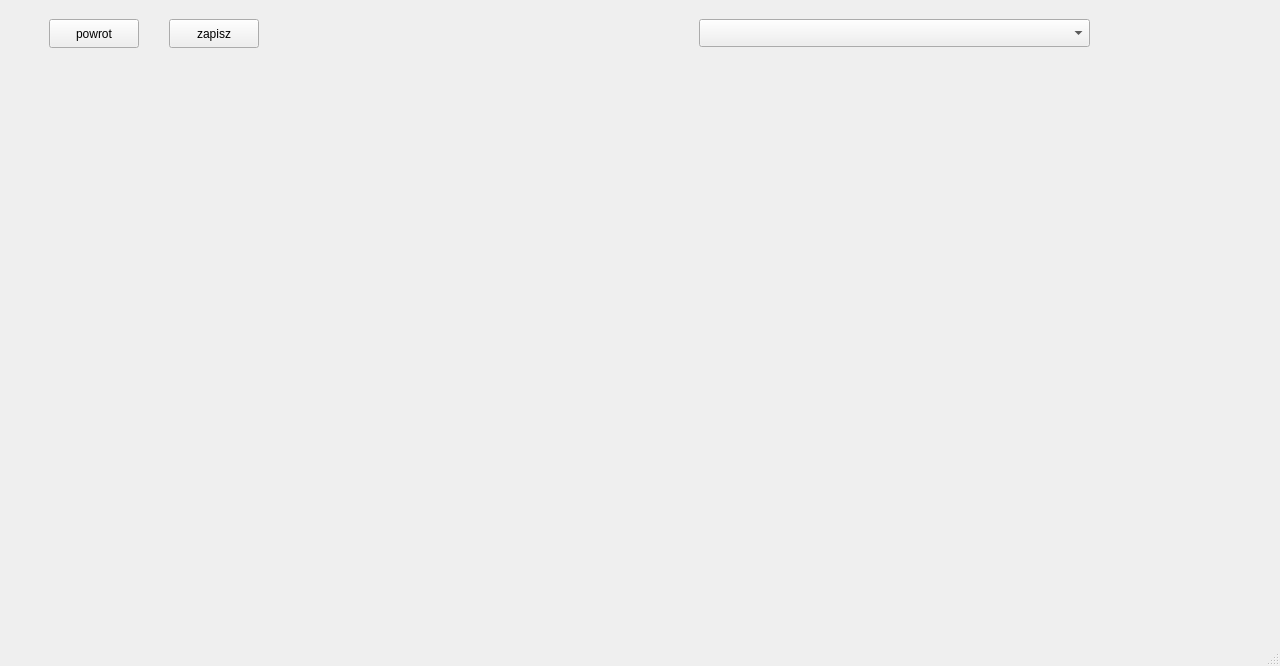
Qt form Gwint/mainwindow.ui (Aleksander-Szostek/Programowanie2_Projekt_Gwint) before a commit.
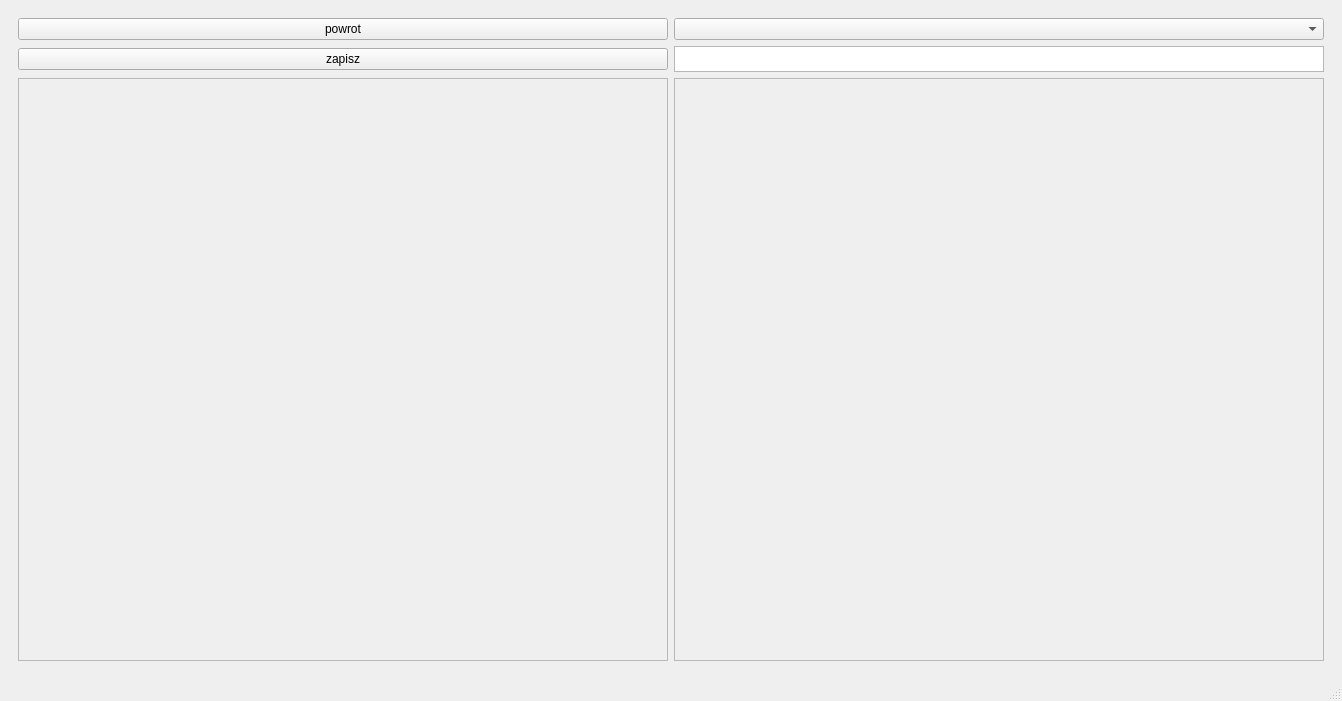
The same form after that commit. Icons and pictures are not drawn.

Patch:
```diff
--- a/Gwint/mainwindow.ui
+++ b/Gwint/mainwindow.ui
@@ -6,8 +6,8 @@
    <rect>
     <x>0</x>
     <y>0</y>
-    <width>1280</width>
-    <height>666</height>
+    <width>1342</width>
+    <height>701</height>
    </rect>
   </property>
   <property name="windowTitle">
@@ -23,8 +23,8 @@
    <property name="styleSheet">
     <string notr="true"/>
    </property>
-   <layout class="QVBoxLayout" name="verticalLayout_5">
-    <item>
+   <layout class="QGridLayout" name="gridLayout_4">
+    <item row="1" column="0">
      <widget class="QStackedWidget" name="stackedWidget">
       <property name="enabled">
        <bool>true</bool>
@@ -642,47 +642,27 @@
        </layout>
       </widget>
       <widget class="QWidget" name="ekran_tworzenia_talii">
-       <widget class="QPushButton" name="powrot_Button">
-        <property name="geometry">
-         <rect>
-          <x>40</x>
-          <y>10</y>
-          <width>90</width>
-          <height>29</height>
-         </rect>
-        </property>
-        <property name="text">
-         <string>powrot</string>
-        </property>
-       </widget>
-       <widget class="QPushButton" name="zapisz_Button">
-        <property name="geometry">
-         <rect>
-          <x>160</x>
-          <y>10</y>
-          <width>90</width>
-          <height>29</height>
-         </rect>
-        </property>
-        <property name="text">
-         <string>zapisz</string>
-        </property>
-       </widget>
-       <widget class="QWidget" name="horizontalLayoutWidget">
-        <property name="geometry">
-         <rect>
-          <x>10</x>
-          <y>50</y>
-          <width>1241</width>
-          <height>571</height>
-         </rect>
-        </property>
-        <layout class="QVBoxLayout" name="verticalLayout_6">
-         <item>
+       <layout class="QGridLayout" name="gridLayout_5">
+        <item row="14" column="0">
           <layout class="QHBoxLayout" name="horizontalLayout">
            <item>
-            <layout class="QHBoxLayout" name="horizontalLayout_7">
-             <item>
+           <widget class="QScrollArea" name="scrollArea_2">
+            <property name="widgetResizable">
+             <bool>true</bool>
+            </property>
+            <widget class="QWidget" name="scrollAreaWidgetContents_2">
+             <property name="geometry">
+              <rect>
+               <x>0</x>
+               <y>0</y>
+               <width>649</width>
+               <height>581</height>
+              </rect>
+             </property>
+             <layout class="QGridLayout" name="gridLayout_7">
+              <item row="0" column="0">
+               <layout class="QGridLayout" name="layout_lewy">
+                <item row="0" column="0">
               <spacer name="horizontalSpacer_3">
                <property name="orientation">
                 <enum>Qt::Orientation::Horizontal</enum>
@@ -692,7 +672,7 @@
                </property>
                <property name="sizeHint" stdset="0">
                 <size>
-                 <width>40</width>
+                    <width>500</width>
                  <height>20</height>
                 </size>
                </property>
@@ -700,22 +680,51 @@
              </item>
             </layout>
            </item>
+             </layout>
+            </widget>
+           </widget>
+          </item>
            <item>
-            <layout class="QHBoxLayout" name="horizontalLayout_6"/>
-           </item>
-          </layout>
-         </item>
-        </layout>
-       </widget>
+           <widget class="QScrollArea" name="scrollArea">
+            <property name="widgetResizable">
+             <bool>true</bool>
+            </property>
+            <widget class="QWidget" name="scrollAreaWidgetContents">
+             <property name="geometry">
+              <rect>
+               <x>0</x>
+               <y>0</y>
+               <width>649</width>
+               <height>581</height>
+              </rect>
+             </property>
+             <layout class="QGridLayout" name="gridLayout_6">
+              <item row="0" column="0">
+               <layout class="QGridLayout" name="layout_prawy"/>
+              </item>
+             </layout>
+            </widget>
+           </widget>
+          </item>
+         </layout>
+        </item>
+        <item row="1" column="0" rowspan="2">
+         <layout class="QHBoxLayout" name="horizontalLayout_4">
+          <property name="sizeConstraint">
+           <enum>QLayout::SizeConstraint::SetDefaultConstraint</enum>
+          </property>
+          <property name="topMargin">
+           <number>0</number>
+          </property>
+          <item>
+           <widget class="QPushButton" name="powrot_Button">
+            <property name="text">
+             <string>powrot</string>
+            </property>
+           </widget>
+          </item>
+          <item>
        <widget class="QComboBox" name="comboBox">
-        <property name="geometry">
-         <rect>
-          <x>690</x>
-          <y>10</y>
-          <width>391</width>
-          <height>28</height>
-         </rect>
-        </property>
         <property name="editable">
          <bool>false</bool>
         </property>
@@ -726,6 +735,49 @@
          <number>-1</number>
         </property>
        </widget>
+          </item>
+         </layout>
+        </item>
+        <item row="12" column="0">
+         <layout class="QHBoxLayout" name="horizontalLayout_5">
+          <property name="topMargin">
+           <number>0</number>
+          </property>
+          <item>
+           <widget class="QPushButton" name="zapisz_Button">
+            <property name="minimumSize">
+             <size>
+              <width>650</width>
+              <height>0</height>
+             </size>
+            </property>
+            <property name="text">
+             <string>zapisz</string>
+            </property>
+           </widget>
+          </item>
+          <item>
+           <widget class="QPlainTextEdit" name="zapisz_tekst">
+            <property name="enabled">
+             <bool>true</bool>
+            </property>
+            <property name="sizePolicy">
+             <sizepolicy hsizetype="Expanding" vsizetype="Maximum">
+              <horstretch>0</horstretch>
+              <verstretch>0</verstretch>
+             </sizepolicy>
+            </property>
+            <property name="maximumSize">
+             <size>
+              <width>16777215</width>
+              <height>26</height>
+             </size>
+            </property>
+           </widget>
+          </item>
+         </layout>
+        </item>
+       </layout>
       </widget>
      </widget>
     </item>
```
Lines whose indentation alone changed are shown as unchanged.
